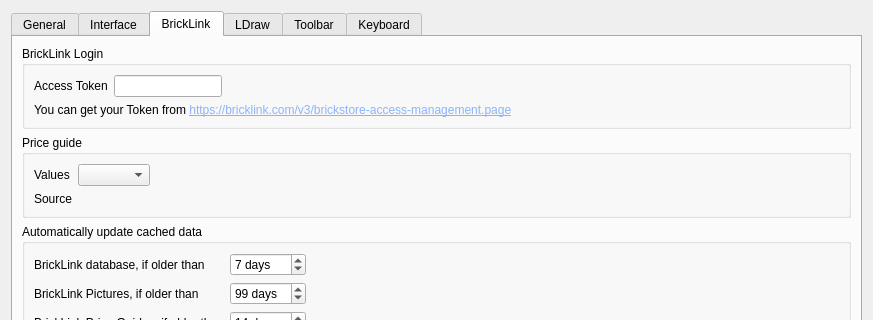
Before: the Qt Designer form src/desktop/settingsdialog.ui in rgriebl/brickstore, drawn with Qt 5; both pictures show x 0 to 873 and y 0 to 320 of the 873 by 688 pixel window.
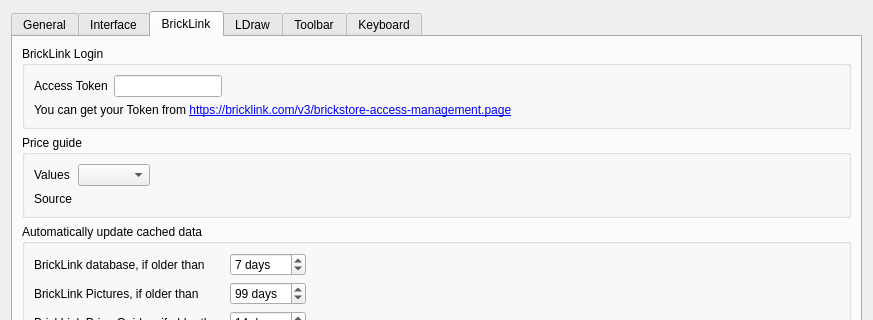
After: the same form once the commit is applied. Icons and pictures are not drawn.

Commit message: Add a paste button to make it easier to get new tokens

Patch:
```diff
--- a/src/desktop/settingsdialog.ui
+++ b/src/desktop/settingsdialog.ui
@@ -756,7 +756,10 @@
           <item row="1" column="0" colspan="2">
            <widget class="QLabel" name="label_4">
             <property name="text">
-             <string>&lt;html&gt;&lt;head/&gt;&lt;body&gt;&lt;p&gt;You can get your Token from &lt;a href=&quot;https://bricklink.com/v3/brickstore-access-management.page&quot;&gt;&lt;span style=&quot; text-decoration: underline; color:#8ab4f8;&quot;&gt;https://bricklink.com/v3/brickstore-access-management.page&lt;/span&gt;&lt;/a&gt;&lt;/p&gt;&lt;/body&gt;&lt;/html&gt;</string>
+             <string>You can get your Token from &lt;a href=&quot;https://bricklink.com/v3/brickstore-access-management.page&quot;&gt;https://bricklink.com/v3/brickstore-access-management.page&lt;/a&gt;</string>
+            </property>
+            <property name="textFormat">
+             <enum>Qt::TextFormat::RichText</enum>
             </property>
             <property name="openExternalLinks">
              <bool>true</bool>
```
The commit also changes 2 other files.
